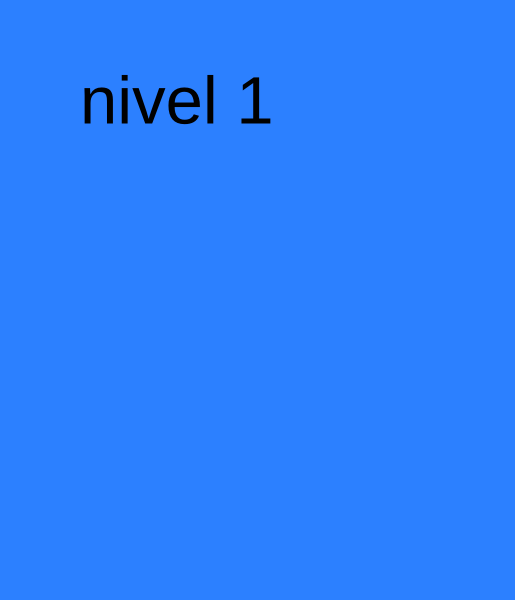
Old version of the form level.ui in the repository marcoshaa/APS_6.
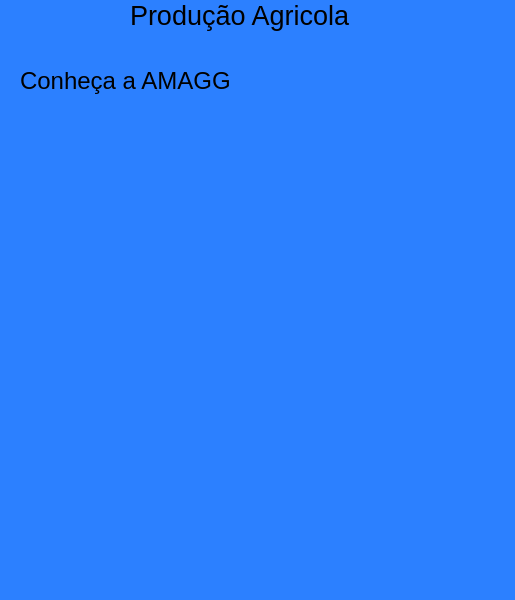
New version of the form.

Diff of the .ui file:
```diff
--- a/level.ui
+++ b/level.ui
@@ -20,19 +20,37 @@
    <widget class="QLabel" name="intro_level1">
     <property name="geometry">
      <rect>
-      <x>80</x>
-      <y>50</y>
-      <width>221</width>
-      <height>101</height>
+      <x>130</x>
+      <y>0</y>
+      <width>321</width>
+      <height>31</height>
      </rect>
     </property>
     <property name="font">
      <font>
-      <pointsize>50</pointsize>
+      <pointsize>20</pointsize>
      </font>
     </property>
     <property name="text">
-     <string>nivel 1</string>
+     <string>Produção Agricola</string>
+    </property>
+   </widget>
+   <widget class="QLabel" name="label">
+    <property name="geometry">
+     <rect>
+      <x>20</x>
+      <y>60</y>
+      <width>211</width>
+      <height>41</height>
+     </rect>
+    </property>
+    <property name="font">
+     <font>
+      <pointsize>18</pointsize>
+     </font>
+    </property>
+    <property name="text">
+     <string>Conheça a AMAGGI</string>
     </property>
    </widget>
   </widget>
```
